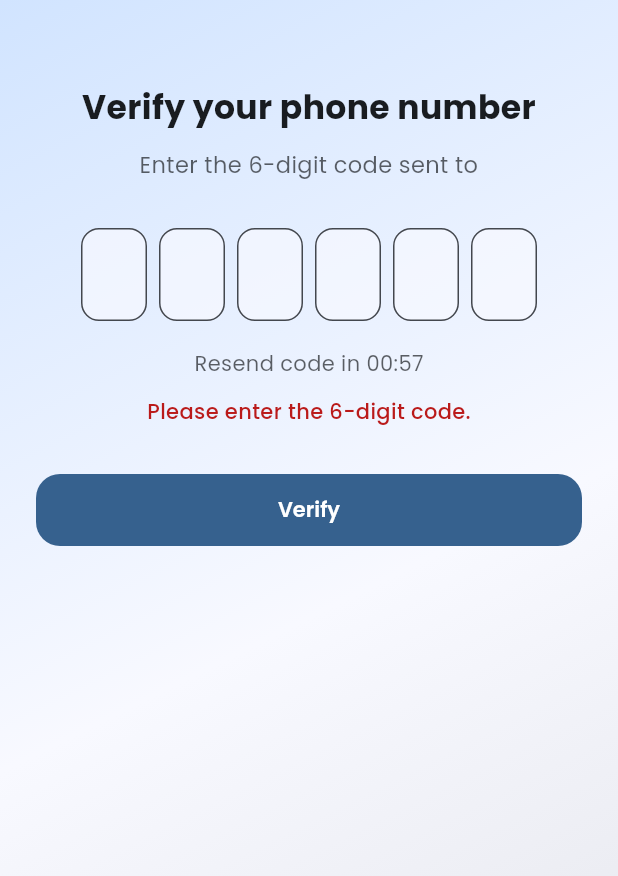
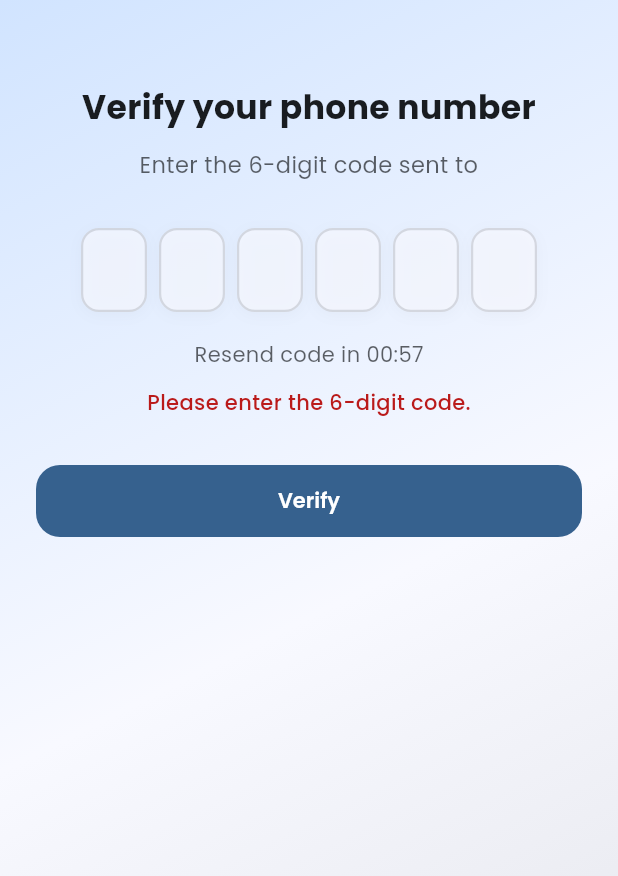
Before and after one commit to anupamm3/smart-chat-app, a Flutter app: the OTPVerificationScreen screen opened by its route, after a tap on "Verify", on a phone screen of 412 x 824 dp. Shown: the top 876 px of the screen. Run offline on Flutter 3.47's test engine with Material 3 defaults, Android fonts, the light colour scheme and no system bars; our stand-ins replace cloud_firestore, firebase_auth, firebase_core, flutter_riverpod, google_fonts, intl_phone_field; accounts and stored records are empty.

Commit message:
otp screen setup

```diff
--- a/lib/features/auth/screens/otp_verification_screen.dart
+++ b/lib/features/auth/screens/otp_verification_screen.dart
@@ -1,5 +1,6 @@
 import 'dart:async';
 import 'package:flutter/material.dart';
+import 'package:flutter/services.dart';
 import 'package:google_fonts/google_fonts.dart';
 import 'package:flutter_riverpod/flutter_riverpod.dart';
 import 'package:firebase_auth/firebase_auth.dart';
@@ -14,7 +15,9 @@ class OTPVerificationScreen extends ConsumerStatefulWidget {
 }
 
 class _OTPVerificationScreenState extends ConsumerState<OTPVerificationScreen> {
-  final TextEditingController _otpController = TextEditingController();
+  final List<TextEditingController> _controllers =
+      List.generate(6, (_) => TextEditingController());
+  final List<FocusNode> _focusNodes = List.generate(6, (_) => FocusNode());
   bool _isLoading = false;
   String? _error;
   int _seconds = 60;
@@ -43,9 +46,12 @@ class _OTPVerificationScreenState extends ConsumerState<OTPVerificationScreen> {
     });
   }
 
+  String get _otpCode =>
+      _controllers.map((c) => c.text.trim()).join();
+
   Future<void> _verifyOtp() async {
-    final code = _otpController.text.trim();
-    if (code.length != 6) {
+    HapticFeedback.lightImpact();
+    if (_otpCode.length != 6 || _otpCode.contains(RegExp(r'[^0-9]'))) {
       setState(() => _error = "Please enter the 6-digit code.");
       return;
     }
@@ -56,7 +62,7 @@ class _OTPVerificationScreenState extends ConsumerState<OTPVerificationScreen> {
     try {
       final credential = PhoneAuthProvider.credential(
         verificationId: verificationId!,
-        smsCode: code,
+        smsCode: _otpCode,
       );
       final userCredential = await FirebaseAuth.instance.signInWithCredential(credential);
       final user = userCredential.user;
@@ -111,6 +117,10 @@ class _OTPVerificationScreenState extends ConsumerState<OTPVerificationScreen> {
           _isLoading = false;
         });
         _startTimer();
+        for (final c in _controllers) {
+          c.clear();
+        }
+        _focusNodes[0].requestFocus();
       },
       codeAutoRetrievalTimeout: (_) {
         setState(() => _isLoading = false);
@@ -121,8 +131,105 @@ class _OTPVerificationScreenState extends ConsumerState<OTPVerificationScreen> {
   @override
   void dispose() {
     _timer?.cancel();
-    _otpController.dispose();
+    for (final c in _controllers) {
+      c.dispose();
+    }
+    for (final f in _focusNodes) {
+      f.dispose();
+    }
     super.dispose();
+  }
+
+  Widget _buildOtpFields(ColorScheme colorScheme, bool isDark) {
+    return Row(
+      mainAxisAlignment: MainAxisAlignment.center,
+      children: List.generate(6, (i) {
+        return AnimatedContainer(
+          duration: const Duration(milliseconds: 250),
+          margin: const EdgeInsets.symmetric(horizontal: 4),
+          width: 44,
+          height: 56,
+          decoration: BoxDecoration(
+            color: colorScheme.surface.withAlpha(isDark ? (0.45 * 255).toInt() : (0.65 * 255).toInt()),
+            borderRadius: BorderRadius.circular(12),
+            border: Border.all(
+              color: _focusNodes[i].hasFocus
+                  ? colorScheme.primary
+                  : colorScheme.outline.withAlpha(60),
+              width: 1.5,
+            ),
+            boxShadow: [
+              BoxShadow(
+                color: colorScheme.outline.withAlpha((0.06 * 255).toInt()),
+                blurRadius: 8,
+                offset: const Offset(0, 2),
+              ),
+            ],
+          ),
+          child: TextField(
+            controller: _controllers[i],
+            focusNode: _focusNodes[i],
+            keyboardType: TextInputType.number,
+            textAlign: TextAlign.center,
+            maxLength: 1,
+            style: GoogleFonts.poppins(
+              fontSize: 22,
+              fontWeight: FontWeight.w600,
+              color: colorScheme.onSurface,
+            ),
+            decoration: const InputDecoration(
+              counterText: '',
+              border: InputBorder.none,
+            ),
+            enabled: !_isLoading,
+            textInputAction: i < 5 ? TextInputAction.next : TextInputAction.done,
+            inputFormatters: [
+              FilteringTextInputFormatter.digitsOnly,
+            ],
+            onChanged: (val) {
+              // Handle paste
+              if (val.length > 1) {
+                final chars = val.split('');
+                for (int j = 0; j < 6; j++) {
+                  _controllers[j].text = (j < chars.length) ? chars[j] : '';
+                }
+                _focusNodes[5].requestFocus();
+                return;
+              }
+              // Forward typing
+              if (val.isNotEmpty) {
+                _controllers[i].text = val[val.length - 1];
+                if (i < 5) {
+                  _focusNodes[i + 1].requestFocus();
+                } else {
+                  _focusNodes[i].unfocus();
+                }
+                _controllers[i].selection = TextSelection.fromPosition(
+                  TextPosition(offset: _controllers[i].text.length),
+                );
+              }
+              // Backspace: if field is empty and not first, move focus back
+              else if (val.isEmpty && i > 0) {
+                _focusNodes[i - 1].requestFocus();
+                _controllers[i - 1].selection = TextSelection.fromPosition(
+                  TextPosition(offset: _controllers[i - 1].text.length),
+                );
+              }
+            },
+            onTap: () {
+              _controllers[i].selection = TextSelection(
+                baseOffset: 0,
+                extentOffset: _controllers[i].text.length,
+              );
+            },
+            onSubmitted: (_) {
+              if (i == 5) _verifyOtp();
+            },
+            onEditingComplete: () {},
+          ),
+        );
+      }),
+    );
   }
 
   @override
@@ -179,45 +286,11 @@ class _OTPVerificationScreenState extends ConsumerState<OTPVerificationScreen> {
                     ),
                   ),
                   const SizedBox(height: 32),
-                  // OTP input fields
-                  Row(
-                    mainAxisAlignment: MainAxisAlignment.center,
-                    children: List.generate(6, (i) {
-                      return Container(
-                        width: 44,
-                        margin: const EdgeInsets.symmetric(horizontal: 4),
-                        child: TextField(
-                          controller: TextEditingController(
-                            text: _otpController.text.length > i ? _otpController.text[i] : '',
-                          ),
-                          onChanged: (val) {
-                            if (val.isNotEmpty && i < 5) {
-                              _otpController.text = _otpController.text.padRight(i, ' ') + val;
-                              FocusScope.of(context).nextFocus();
-                            } else if (val.isEmpty && i > 0) {
-                              FocusScope.of(context).previousFocus();
-                            }
-                          },
-                          keyboardType: TextInputType.number,
-                          textAlign: TextAlign.center,
-                          maxLength: 1,
-                          style: GoogleFonts.poppins(
-                            fontSize: 20,
-                            fontWeight: FontWeight.w600,
-                            color: colorScheme.onSurface,
-                          ),
-                          decoration: InputDecoration(
-                            counterText: '',
-                            filled: true,
-                            fillColor: colorScheme.surface.withAlpha(isDark ? (0.45 * 255).toInt() : (0.65 * 255).toInt()),
-                            border: OutlineInputBorder(
-                              borderRadius: BorderRadius.circular(12),
-                            ),
-                          ),
-                          enabled: !_isLoading,
-                        ),
-                      );
-                    }),
+                  // OTP input fields with animation and improved UX
+                  AnimatedOpacity(
+                    duration: const Duration(milliseconds: 400),
+                    opacity: !_isLoading ? 1.0 : 0.5,
+                    child: _buildOtpFields(colorScheme, isDark),
                   ),
                   const SizedBox(height: 18),
                   // Timer or resend
@@ -250,8 +323,11 @@ class _OTPVerificationScreenState extends ConsumerState<OTPVerificationScreen> {
                       ),
                     ),
                   const SizedBox(height: 32),
-                  // Verify button
-                  SizedBox(
+                  // Verify button with animation
+                  AnimatedOpacity(
+                    duration: const Duration(milliseconds: 400),
+                    opacity: !_isLoading ? 1.0 : 0.5,
+                    child: SizedBox(
                       width: double.infinity,
                       child: ElevatedButton(
                         style: ElevatedButton.styleFrom(
@@ -274,6 +350,7 @@ class _OTPVerificationScreenState extends ConsumerState<OTPVerificationScreen> {
                             : const Text("Verify"),
                       ),
                     ),
+                  ),
                 ],
               ),
             ),
--- a/lib/features/auth/screens/phone_onboarding_screen.dart
+++ b/lib/features/auth/screens/phone_onboarding_screen.dart
@@ -232,7 +232,7 @@ class _PhoneOnboardingScreenState extends ConsumerState<PhoneOnboardingScreen> {
                         ),
                         onChanged: (phone) {
                           setState(() {
-                            _countryCode = '+${phone.countryCode}';
+                            _countryCode = phone.countryCode;
                           });
                         },
                         enabled: !isLoading,
```
Lines whose indentation alone changed are shown as unchanged.
